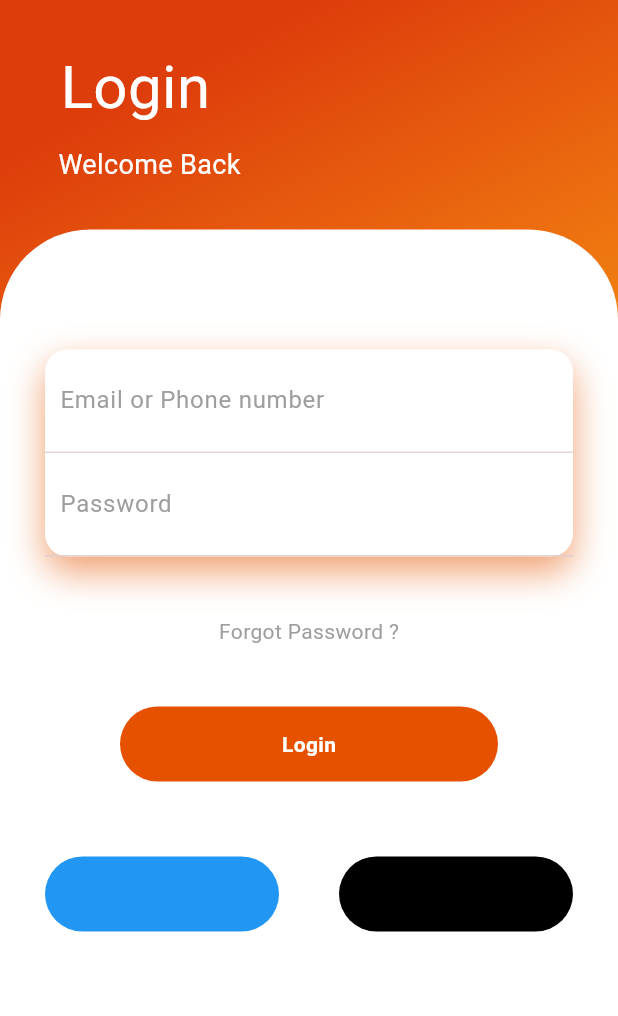
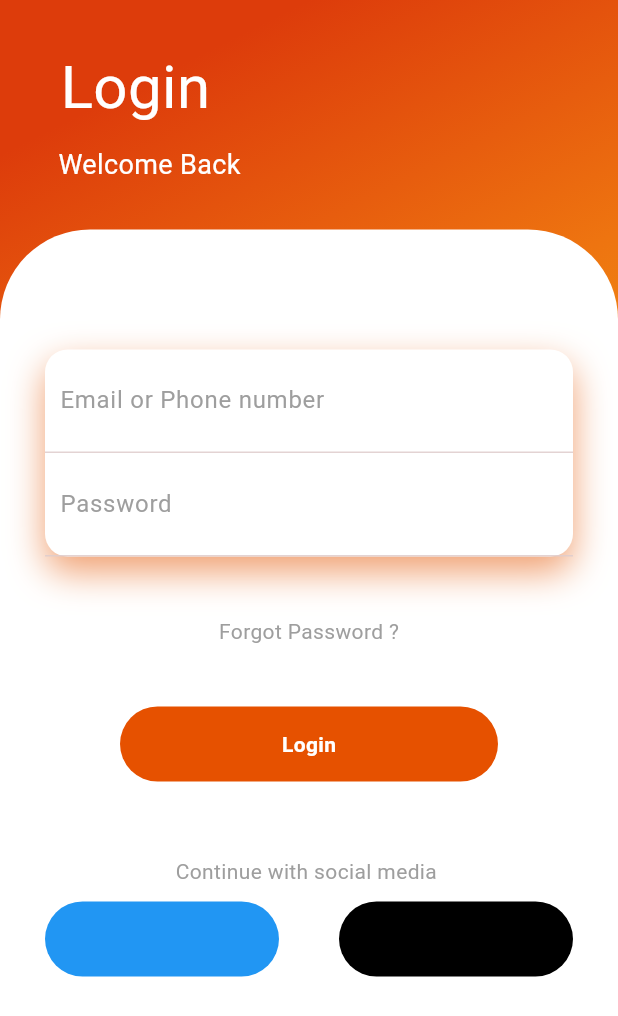
Before and after one commit to Vishnuka084/LoginPage_UI, a Flutter app: the screen it shows after launch, on a phone screen of 412 x 824 dp. Shown: the top 1016 px of the screen. Run offline on Flutter 3.47's test engine with Material 3 defaults, Android fonts, the phone set to English and light mode, and no system bars.

Commit message:
updated Contntn

```diff
--- a/lib/main.dart
+++ b/lib/main.dart
@@ -101,6 +101,8 @@ class HomePage extends StatelessWidget {
                         ),
                       ),
                       SizedBox(height: 50,),
+                      Text("Continue with social media ", style: TextStyle(color:Colors.grey),),
+                      SizedBox(height: 10,),
                       Row(
                         children: <Widget>[
                           Expanded(
```
